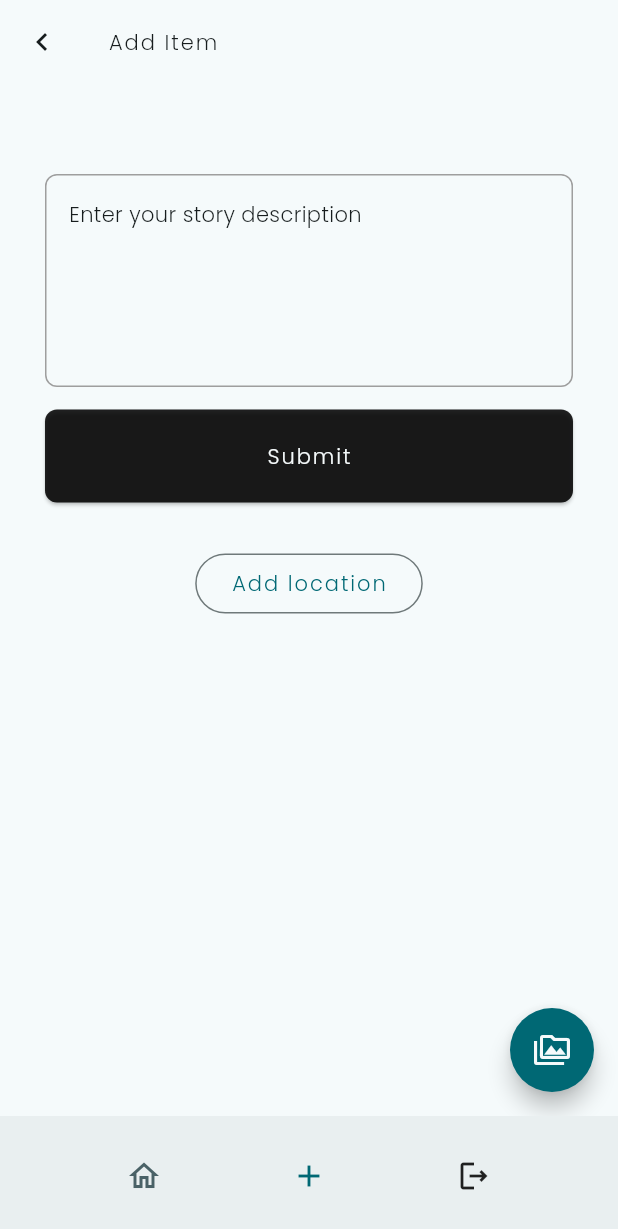
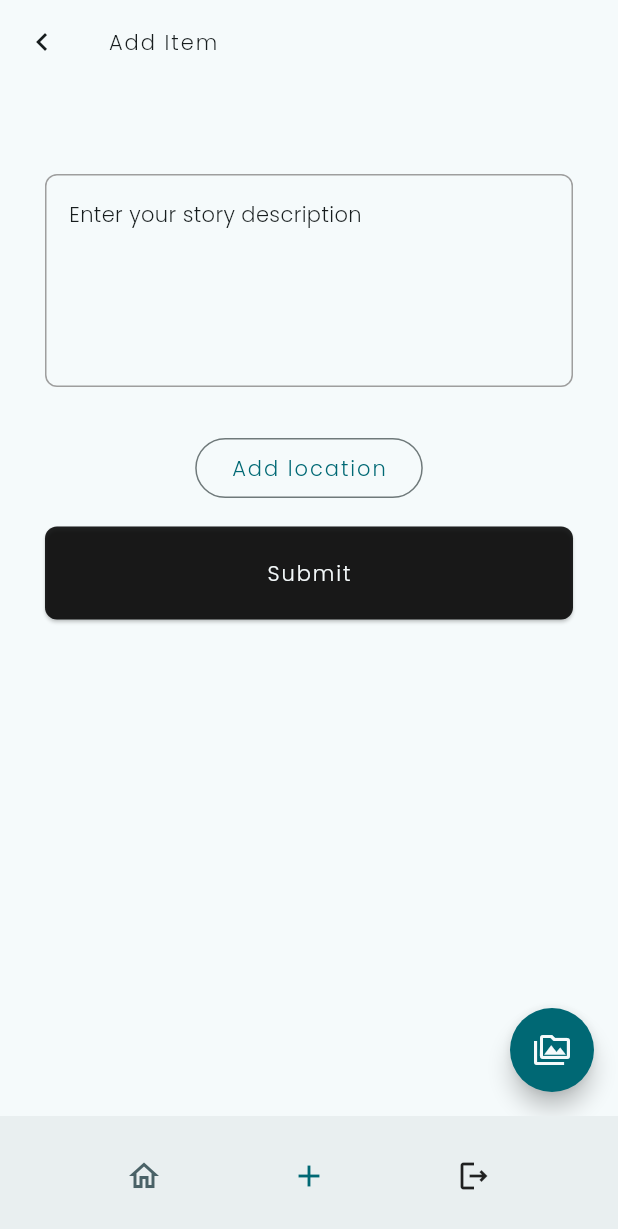
Before and after one commit to redomeire/flutter-intermediate-1, a Flutter app: the AddStoryScreen screen opened by its route, after a tap on the "add" icon, on a phone screen of 412 x 824 dp. Shown: the top 1229 px of the screen. Run offline on Flutter 3.47's test engine with Material 3 defaults, Android fonts, the phone set to English and light mode, and no system bars; drawn by our look-alikes of flutter_expandable_fab; our stand-ins replace geocoding, go_router, google_fonts, google_maps_flutter, image_picker, location and 1 more; missing offline and left inert: bottom_sheet_bar; accounts and stored records are empty; network calls fail.

Commit message:
feat: add infinite scroll in home screen

```diff
--- a/lib/providers/api/get_stories_provider.dart
+++ b/lib/providers/api/get_stories_provider.dart
@@ -1,3 +1,4 @@
+import 'package:belajar_aplikasi_flutter_intermediate/models/story.dart';
 import 'package:belajar_aplikasi_flutter_intermediate/services/http/api_service.dart';
 import 'package:belajar_aplikasi_flutter_intermediate/services/http/static/get_stories_result_state.dart';
 import 'package:flutter/material.dart';
@@ -19,21 +20,24 @@ class GetStoriesProvider extends ChangeNotifier {
 
   bool get error => _error;
 
-  Future<void> getStories({
-    int? page,
-    int? size,
-    int? location,
-    required String token,
-  }) async {
+  final List<Story> _listStory = [];
+
+  List<Story> get listStory => _listStory;
+
+  // pagination
+
+  int? pageItems = 1;
+  int sizeItems = 10;
+
+  Future<void> getStories({int? location, required String token}) async {
     _error = false;
     _message = "";
-    notifyListeners();
     try {
       _responseState = GetStoriesResultLoading();
       notifyListeners();
       final result = await apiService.getAllStories(
-        page: page,
-        size: size,
+        page: pageItems,
+        size: sizeItems,
         location: location,
         token: token,
       );
@@ -42,8 +46,15 @@ class GetStoriesProvider extends ChangeNotifier {
           message: message,
           listStory: result.listStory,
         );
+        _listStory.addAll(result.listStory);
         _error = false;
         _message = result.message;
+
+        if (result.listStory.length < sizeItems) {
+          pageItems = null;
+        } else {
+          pageItems = pageItems! + 1;
+        }
       } else {
         _responseState = GetStoriesResultError(message: result.message);
         _error = true;
--- a/lib/screens/add-story/widget/add_story_form.dart
+++ b/lib/screens/add-story/widget/add_story_form.dart
@@ -105,15 +105,6 @@ class _AddStoryFormState extends State<AddStoryForm> {
                 },
               ),
               SizedBox(height: 15),
-              SizedBox(
-                width: double.infinity,
-                child: Consumer<AddStoryProvider>(
-                  builder: AddStoryConsumerBuilder(
-                    handleUpload: widget.onUpload,
-                  ).addStoryButtonBuilder,
-                ),
-              ),
-              SizedBox(height: 15),
               context.watch<GetLatLngFromMapProvider>().lat != null
                   ? TextField(
                 readOnly: true,
@@ -149,16 +140,25 @@ class _AddStoryFormState extends State<AddStoryForm> {
                   : SizedBox(),
               SizedBox(height: 15),
               context.watch<GetLatLngFromMapProvider>().lat == null
-                  ? (OutlinedButton(
+                  ? OutlinedButton(
                 onPressed: () {
                   context.go("/add-story/map");
                 },
                 style: ButtonStyle(),
                 child: Text("Add location"),
-                    ))
+              )
                   : OutlinedButton(
                 onPressed: _getLatLngFromMapProvider.clearLocation,
                 child: Text("Clear location"),
+              ),
+              SizedBox(height: 15),
+              SizedBox(
+                width: double.infinity,
+                child: Consumer<AddStoryProvider>(
+                  builder: AddStoryConsumerBuilder(
+                    handleUpload: widget.onUpload,
+                  ).addStoryButtonBuilder,
+                ),
               ),
             ],
           ),
--- a/lib/screens/home/home_screen.dart
+++ b/lib/screens/home/home_screen.dart
@@ -1,6 +1,6 @@
 import 'package:belajar_aplikasi_flutter_intermediate/providers/api/get_stories_provider.dart';
 import 'package:belajar_aplikasi_flutter_intermediate/providers/shared_preferences_provider.dart';
-import 'package:belajar_aplikasi_flutter_intermediate/screens/home/widgets/story_list.card.dart';
+import 'package:belajar_aplikasi_flutter_intermediate/screens/home/widgets/story_list.dart';
 import 'package:belajar_aplikasi_flutter_intermediate/services/http/static/get_stories_result_state.dart';
 import 'package:flutter/material.dart';
 import 'package:provider/provider.dart';
@@ -43,11 +43,7 @@ class _HomeScreenState extends State<HomeScreen> {
                   color: Theme.of(context).colorScheme.primary,
                 ),
               ),
-              GetStoriesResultSuccess(listStory: var listStory) =>
-                SingleChildScrollView(
-                  physics: ScrollPhysics(),
-                  child: StoryList(listStory: listStory),
-                ),
+              GetStoriesResultSuccess() => StoryList(),
               GetStoriesResultError() => Center(
                 child: Text("Sorry, error happened"),
               ),
--- a/lib/screens/home/widgets/story_card.dart
+++ b/lib/screens/home/widgets/story_card.dart
@@ -15,11 +15,11 @@ class StoryCard extends StatelessWidget {
         context.go("/story/${story.id}");
       },
       child: ConstrainedBox(
-        constraints: BoxConstraints(minHeight: 100, maxHeight: 100),
+        constraints: BoxConstraints(minHeight: 200, maxHeight: 200),
         child: Column(
           children: [
             Text(
-              story.name,
+              '${story.name} - ${story.id}',
               style: AppTextStyles.titleMedium.copyWith(
                 fontWeight: FontWeight.bold,
               ),
--- a/lib/services/http/api_service.dart
+++ b/lib/services/http/api_service.dart
@@ -111,7 +111,9 @@ class ApiService {
     required String token,
   }) async {
     final requestHeader = {"Authorization": "Bearer $token"};
-    final url = Uri.parse("$baseUrl/stories");
+    final url = Uri.parse(
+      "$baseUrl/stories?page=$page&size=$size&location=$location",
+    );
     final response = await client.get(url, headers: requestHeader);
 
     if (response.statusCode == 200 || response.statusCode == 201) {
```
Also changed, not shown: lib/screens/home/widgets/story_list.card.dart (deleted, +0 -31 lines), lib/screens/home/widgets/story_list.dart (added, +71 -0 lines), lib/shared/widgets/maps/app_map.dart (+16 -4 lines). Lines whose indentation alone changed are shown as unchanged.
